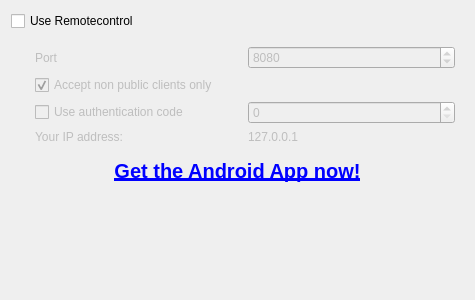
Old version of the form src/ui/networkremotesettingspage.ui in the repository clementine-player/Clementine.
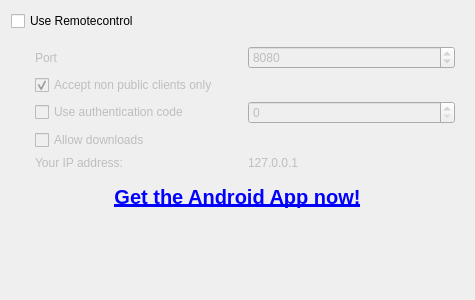
New version of the form.

```diff
--- a/src/ui/networkremotesettingspage.ui
+++ b/src/ui/networkremotesettingspage.ui
@@ -110,6 +110,20 @@
         </item>
        </layout>
       </item>
+      <item>
+       <layout class="QHBoxLayout" name="horizontalLayout_4">
+        <item>
+         <widget class="QCheckBox" name="allow_downloads">
+          <property name="toolTip">
+           <string>Allow a client to download music from this computer.</string>
+          </property>
+          <property name="text">
+           <string>Allow downloads</string>
+          </property>
+         </widget>
+        </item>
+       </layout>
+      </item>
       <item>
        <layout class="QHBoxLayout" name="horizontalLayout_3">
         <item>
```
